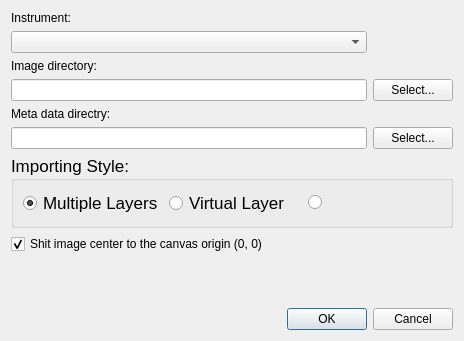
This is pibc_dialog_base.ui in wiscsims/PIBC as Qt 5 draws it before an edit. The edited form follows.
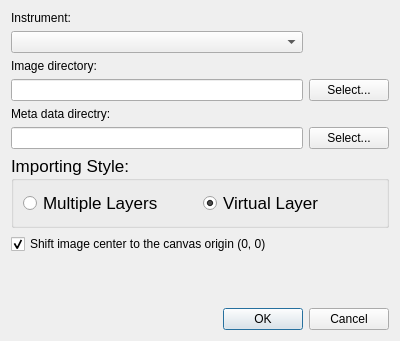
This is the edited form.

Diff of the .ui file:
```diff
--- a/pibc_dialog_base.ui
+++ b/pibc_dialog_base.ui
@@ -6,7 +6,7 @@
    <rect>
     <x>0</x>
     <y>0</y>
-    <width>464</width>
+    <width>400</width>
     <height>341</height>
    </rect>
   </property>
@@ -31,7 +31,7 @@
          <string>Multiple Layers</string>
         </property>
         <property name="checked">
-         <bool>true</bool>
+         <bool>false</bool>
         </property>
        </widget>
       </item>
@@ -40,12 +40,8 @@
         <property name="text">
          <string>Virtual Layer</string>
         </property>
-       </widget>
-      </item>
-      <item>
-       <widget class="QRadioButton" name="radioButton">
-        <property name="text">
-         <string/>
+        <property name="checked">
+         <bool>true</bool>
         </property>
        </widget>
       </item>
@@ -148,7 +144,7 @@
    <item row="7" column="1">
     <widget class="QCheckBox" name="Cbx_To_The_Center">
      <property name="text">
-      <string>Shit image center to the canvas origin (0, 0)</string>
+      <string>Shift image center to the canvas origin (0, 0)</string>
      </property>
      <property name="checked">
       <bool>true</bool>
```
